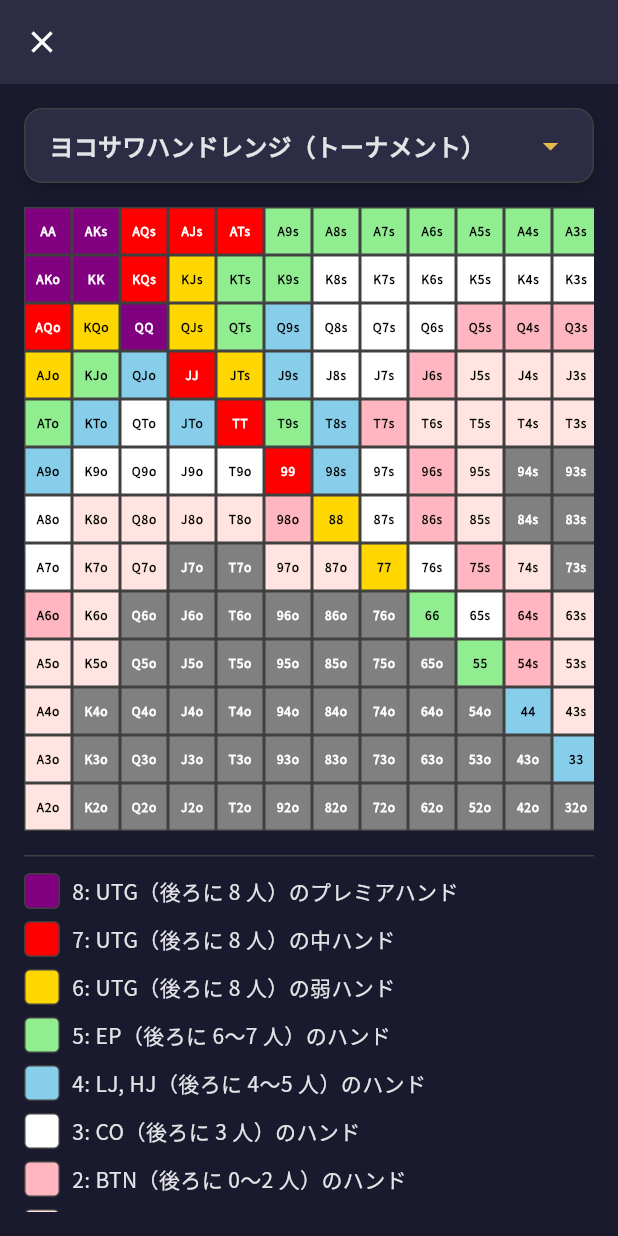
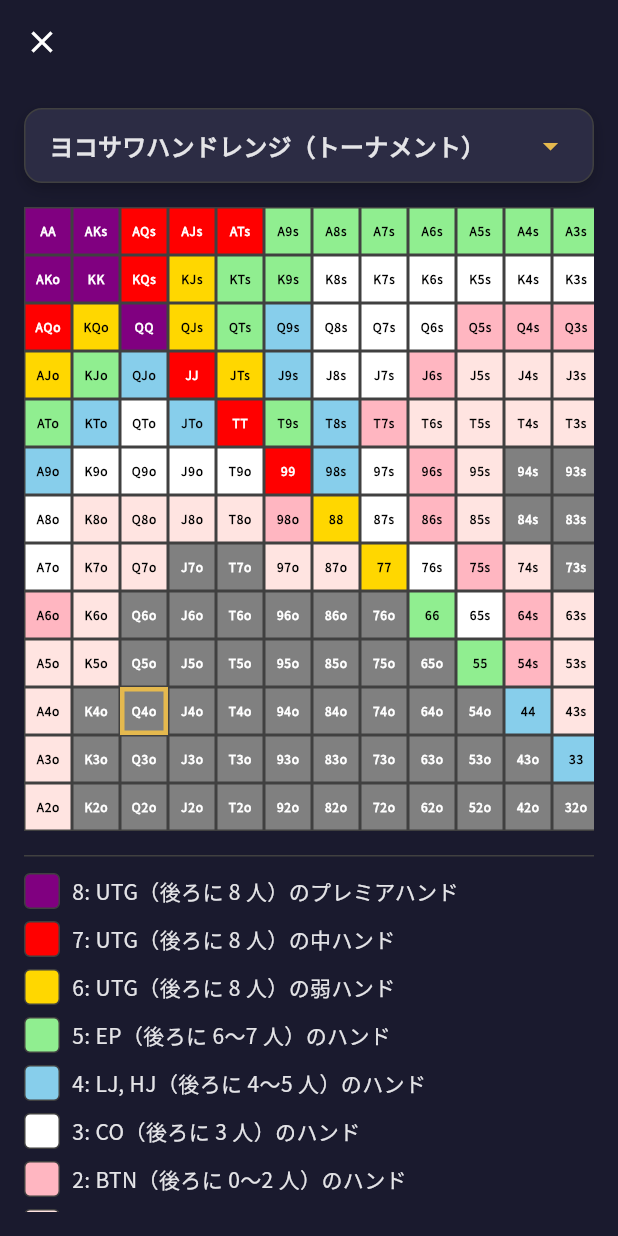
Before and after one commit to kosukesaigusa/preflop, a Flutter app: the screen it shows after launch, after a tap on the "grid on" icon, on a phone screen of 412 x 824 dp. Run offline on Flutter 3.47's test engine with Material 3 defaults, Android fonts, the phone set to English and light mode, and no system bars; our stand-ins replace flutter_svg, freezed_annotation, gap, hooks_riverpod, logger, package_info_plus and 2 more; generated files the repository leaves out were written again.

Commit message:
feat:  improve UI

```diff
--- a/lib/main.dart
+++ b/lib/main.dart
@@ -42,6 +42,7 @@ Future<void> main() async {
           ),
           scaffoldBackgroundColor: AppColor.darkNavy,
           cardColor: AppColor.darkBlueGrey,
+          appBarTheme: const AppBarTheme(backgroundColor: AppColor.transparent, elevation: 0),
           useMaterial3: true,
           textTheme: appTextTheme,
         ),
--- a/lib/ui/page/matrix/matrix_page.dart
+++ b/lib/ui/page/matrix/matrix_page.dart
@@ -11,7 +11,10 @@ import '../../widget/preflop_hand_range_matrix_dropdown.dart';
 /// マトリックスを表示するページ。
 class MatrixPage extends ConsumerWidget {
   /// マトリックスを表示するページを作成する。
-  const MatrixPage({super.key});
+  const MatrixPage({super.key, this.highlightedHand});
+
+  /// ハイライトするハンド。
+  final PreflopHand? highlightedHand;
 
   /// セルの最小サイズ。
   static const double _minCellSize = 32;
@@ -100,12 +103,19 @@ class MatrixPage extends ConsumerWidget {
                                                     );
                                                   }
                                                   final rank = selectedRange.getRank(hand);
+                                                  final isHighlighted = hand == highlightedHand;
                                                   return Container(
                                                     width: cellSize,
                                                     height: cellSize,
                                                     decoration: BoxDecoration(
                                                       color: rank.color,
-                                                      border: Border.all(color: AppColor.grey),
+                                                      border: Border.all(
+                                                        color:
+                                                            isHighlighted
+                                                                ? AppColor.gold
+                                                                : AppColor.grey,
+                                                        width: isHighlighted ? 3 : 1,
+                                                      ),
                                                     ),
                                                     child: Center(
                                                       child: Text(
--- a/lib/ui/page/quiz/quiz_page.dart
+++ b/lib/ui/page/quiz/quiz_page.dart
@@ -29,15 +29,19 @@ class QuizPage extends ConsumerWidget {
 
     return Scaffold(
       floatingActionButton: FloatingActionButton(
-        onPressed:
-            () => Navigator.of(context).push(
-              MaterialPageRoute<void>(
-                builder: (context) => const MatrixPage(),
-                fullscreenDialog: true,
-              ),
+        onPressed: () {
+          final currentPreflopHand = quizzes.lastOrNull?.hand.asPreflopHand;
+          Navigator.of(context).push(
+            MaterialPageRoute<void>(
+              builder: (context) => MatrixPage(highlightedHand: currentPreflopHand),
+              fullscreenDialog: true,
             ),
+          );
+        },
+        tooltip: 'マトリックスで確認',
         child: const Icon(Icons.grid_on),
       ),
+      appBar: AppBar(backgroundColor: AppColor.transparent, elevation: 0),
       body: Stack(
         children: [
           Center(
```
